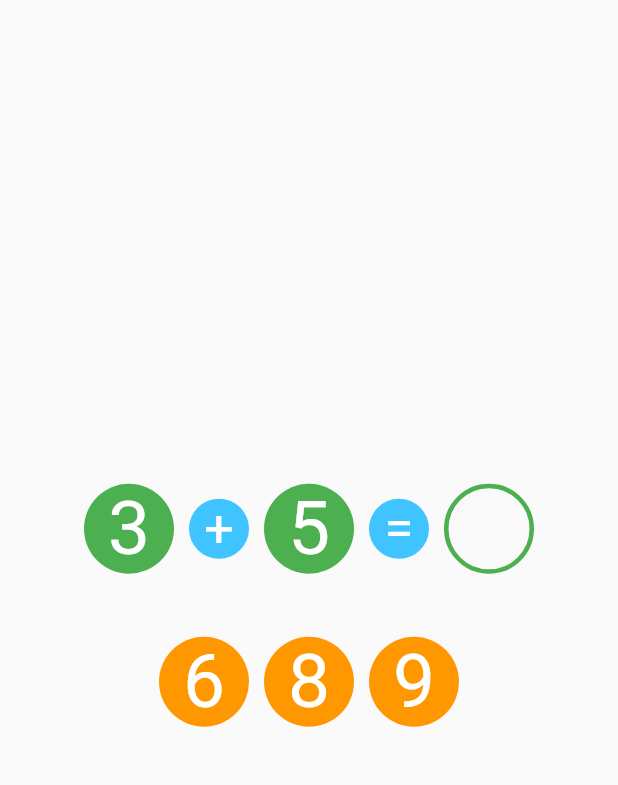
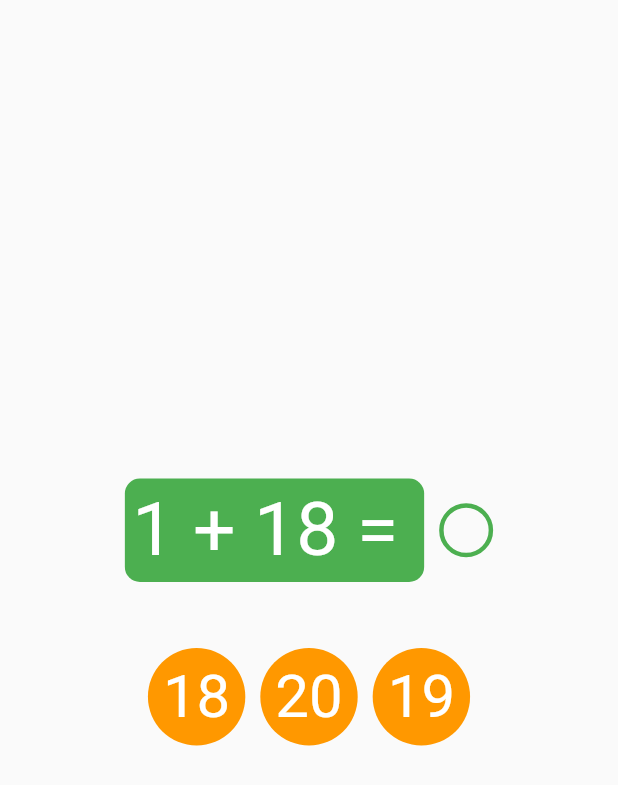
Before and after one commit to mdakin/matematik, a Flutter app: the screen it shows after launch, after a tap on an icon or button, on a phone screen of 412 x 824 dp. Shown: the top 785 px of the screen. Run offline on Flutter 3.47's test engine with Material 2 defaults, Android fonts, the phone set to English and light mode, and no system bars.

Commit message:
Add initial question set and question generation, simplify question rendering.

```diff
--- a/lib/main_menu.dart
+++ b/lib/main_menu.dart
@@ -39,7 +39,8 @@ class MainMenu extends StatelessWidget {
                     Navigator.push(
                         context,
                         MaterialPageRoute(
-                            builder: (context) => SimpleArithmeticQuestion()));
+                            builder: (context) =>
+                                SimpleArithmeticQuestionSet()));
                   },
                   child: Text('${exercises[index].name}'),
                 ),
--- a/lib/question_set.dart
+++ b/lib/question_set.dart
@@ -1,9 +1,28 @@
+import 'package:flutter/material.dart';
 import 'package:matematik/question.dart';
 
-class QuestionSet {
-  List<Question> questions;
+class QuestionSet extends StatelessWidget {
+  final List<Question> questions;
 
-  QuestionSet() {
-    // Generate questions here.
+  QuestionSet(this.questions);
+
+  @override
+  Widget build(BuildContext context) {
+    return Container(
+        child: Column(
+      children: drawQuestions(),
+    ));
   }
+
+  List<Widget> drawQuestions() =>
+      [for (var question in questions) drawQuestion(question)];
+
+  Widget drawQuestion(Question question) => Container(
+      decoration: BoxDecoration(color: Colors.green, shape: BoxShape.circle),
+      width: 20,
+      alignment: Alignment.center,
+      child: Text(
+        '${question.num1}',
+        style: TextStyle(fontSize: 50, color: Colors.white),
+      ));
 }
--- a/lib/question_widget.dart
+++ b/lib/question_widget.dart
@@ -7,9 +7,8 @@ enum QuestionState { waitingAnswer, correct, incorrect }
 
 class QuestionWidget extends StatefulWidget {
   final Question question;
-  final TextStyle style;
 
-  QuestionWidget(this.question, {this.style});
+  QuestionWidget(this.question);
 
   @override
   QuestionWidgetState createState() {
@@ -52,7 +51,11 @@ class QuestionWidgetState extends State<QuestionWidget> {
   }
 
   List<Widget> renderedChoices() {
-    return [for (var choice in question.choices) draggableChoice(choice)];
+    return question.choices
+        .map((choice) => choice == currentChoice
+            ? renderEmptyChoice(choice)
+            : draggableChoice(choice))
+        .toList();
   }
 
   Question get question => widget.question;
@@ -65,19 +68,17 @@ class QuestionWidgetState extends State<QuestionWidget> {
 
   Widget renderChoice(Choice<int> choice) => Container(
       decoration: BoxDecoration(color: Colors.orange, shape: BoxShape.circle),
-      width: 60,
-      padding: EdgeInsets.all(5),
+      padding: EdgeInsets.all(10),
       margin: EdgeInsets.all(5),
       alignment: Alignment.center,
       child: Text(
         '${choice.value}',
-        style: TextStyle(fontSize: 50, color: Colors.white),
+        style: TextStyle(fontSize: 40, color: Colors.white),
       ));
 
   Widget renderDraggingChoice(Choice<int> choice) => Container(
       decoration: BoxDecoration(color: Colors.orange, shape: BoxShape.circle),
-      width: 70,
-      padding: EdgeInsets.all(5),
+      padding: EdgeInsets.all(15),
       margin: EdgeInsets.all(5),
       alignment: Alignment.center,
       child: Text(
@@ -94,61 +95,29 @@ class QuestionWidgetState extends State<QuestionWidget> {
           width: 3.0,
         ),
       ),
-      width: 60,
-      padding: EdgeInsets.all(5),
+      padding: EdgeInsets.all(10),
       margin: EdgeInsets.all(5),
       alignment: Alignment.center,
       child: Text(
         '${choice.value}',
-        style: TextStyle(fontSize: 50, color: Colors.white),
+        style: TextStyle(fontSize: 40, color: Colors.white),
       ));
 
+  Widget renderQuestion1() => Container(
+      decoration: BoxDecoration(
+          color: Colors.green,
+          borderRadius: BorderRadius.all(Radius.circular(10))),
+      padding: EdgeInsets.all(5),
+      margin: EdgeInsets.all(5),
+      alignment: Alignment.center,
+      child: FittedBox(
+          child: Text(
+        '${question.num1} ${question.operationLabel} ${question.num2} = ',
+        style: TextStyle(fontSize: 50, color: Colors.white),
+      )));
+
   List<Widget> renderedQuestion() => [
-        Container(
-            decoration:
-                BoxDecoration(color: Colors.green, shape: BoxShape.circle),
-            width: 60,
-            padding: EdgeInsets.all(5),
-            margin: EdgeInsets.all(5),
-            alignment: Alignment.center,
-            child: Text(
-              '${question.num1}',
-              style: TextStyle(fontSize: 50, color: Colors.white),
-            )),
-        Container(
-            decoration: BoxDecoration(
-                color: Colors.lightBlueAccent, shape: BoxShape.circle),
-            width: 40,
-            height: 50,
-            padding: EdgeInsets.all(5),
-            margin: EdgeInsets.all(5),
-            alignment: Alignment.center,
-            child: Text(
-              '${question.operationLabel}',
-              style: TextStyle(fontSize: 35, color: Colors.white),
-            )),
-        Container(
-            decoration:
-                BoxDecoration(color: Colors.green, shape: BoxShape.circle),
-            width: 60,
-            padding: EdgeInsets.all(5),
-            margin: EdgeInsets.all(5),
-            alignment: Alignment.center,
-            child: Text(
-              '${question.num2}',
-              style: TextStyle(fontSize: 50, color: Colors.white),
-            )),
-        Container(
-            decoration: BoxDecoration(
-                color: Colors.lightBlueAccent, shape: BoxShape.circle),
-            width: 40,
-            padding: EdgeInsets.all(5),
-            margin: EdgeInsets.all(5),
-            alignment: Alignment.center,
-            child: Text(
-              '=',
-              style: TextStyle(fontSize: 35, color: Colors.white),
-            )),
+        renderQuestion1(),
         DragTarget<Choice<int>>(onAccept: (choice) {
           setState(() {
             currentChoice = choice;
@@ -179,8 +148,7 @@ class QuestionWidgetState extends State<QuestionWidget> {
 
   Widget answerCorrect(Choice<int> choice) => Container(
       decoration: BoxDecoration(color: Colors.green, shape: BoxShape.circle),
-      width: 60,
-      padding: EdgeInsets.all(5),
+      padding: EdgeInsets.all(15),
       margin: EdgeInsets.all(5),
       alignment: Alignment.center,
       child: Text(
@@ -190,8 +158,7 @@ class QuestionWidgetState extends State<QuestionWidget> {
 
   Widget answerIncorrect(Choice<int> choice) => Container(
       decoration: BoxDecoration(color: Colors.red, shape: BoxShape.circle),
-      width: 60,
-      padding: EdgeInsets.all(5),
+      padding: EdgeInsets.all(15),
       margin: EdgeInsets.all(5),
       alignment: Alignment.center,
       child: Text(
@@ -207,8 +174,7 @@ class QuestionWidgetState extends State<QuestionWidget> {
           width: 3.0,
         ),
       ),
-      width: 60,
-      padding: EdgeInsets.all(5),
+      padding: EdgeInsets.all(15),
       margin: EdgeInsets.all(5),
       alignment: Alignment.center,
       child: Text(
--- a/lib/simple_arithmetic_question.dart
+++ b/lib/simple_arithmetic_question.dart
@@ -1,15 +1,40 @@
+import 'dart:math';
+
 import 'package:flutter/widgets.dart';
 import 'package:matematik/question.dart';
 import 'package:matematik/question_widget.dart';
 
 import 'choice.dart';
 
-class SimpleArithmeticQuestion extends StatelessWidget {
-  final Question question =
-      Question(3, 5, Operation.PLUS, [Choice(6), Choice(8), Choice(9)]);
+class SimpleArithmeticQuestionSet extends StatefulWidget {
+  @override
+  State<SimpleArithmeticQuestionSet> createState() =>
+      _SimpleArithmeticQuestionSetState();
+}
+
+class _SimpleArithmeticQuestionSetState
+    extends State<SimpleArithmeticQuestionSet> {
+  final random = Random();
+
+  Question currentQuestion;
+  List<Question> questions;
+
+  _SimpleArithmeticQuestionSetState() {
+    questions = [for (int i = 0; i < 7; i++) generateQuestion()];
+    currentQuestion = questions.first;
+  }
+
+  Question generateQuestion() {
+    int num1 = random.nextInt(20) + 1;
+    int num2 = random.nextInt(20) + 1;
+    int res = num1 + num2;
+    var choices = [Choice(res - 1), Choice(res), Choice(res + 1)];
+    choices.shuffle();
+    return Question(num1, num2, Operation.PLUS, choices);
+  }
 
   @override
   Widget build(BuildContext context) {
-    return QuestionWidget(question);
+    return QuestionWidget(currentQuestion);
   }
 }
```
